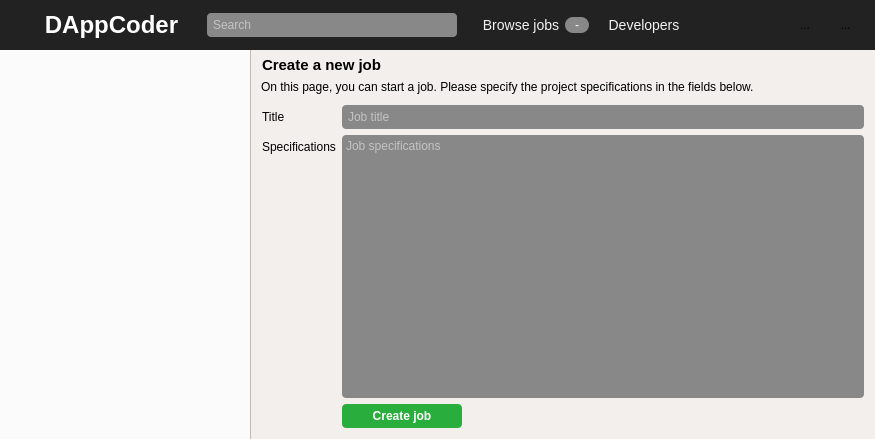
The window that gui/qt_resources/mainwindow.ui (Tribler/dappcoder) describes before a commit, drawn with Qt 5.
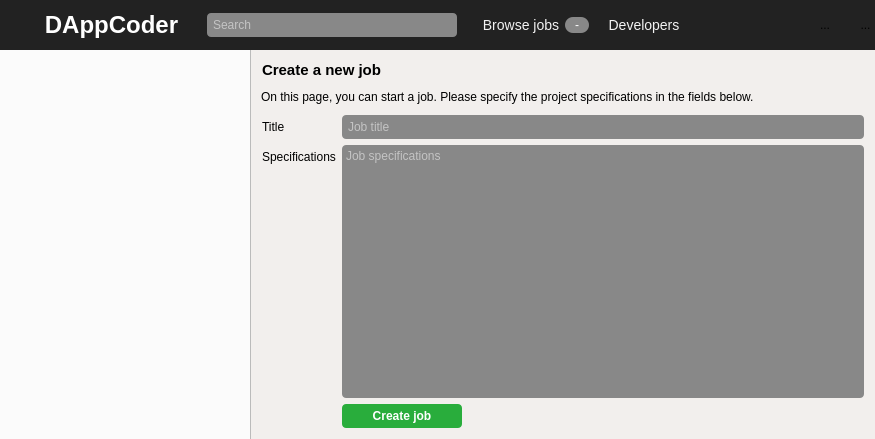
The same window after the commit. The open tabs and pages were chosen to show the change. Icons and pictures are not drawn. Custom widgets are drawn as their Qt base class.

```diff
--- a/gui/qt_resources/mainwindow.ui
+++ b/gui/qt_resources/mainwindow.ui
@@ -491,22 +491,6 @@
          </property>
         </widget>
        </item>
-       <item>
-        <spacer name="horizontalSpacer_4">
-         <property name="orientation">
-          <enum>Qt::Horizontal</enum>
-         </property>
-         <property name="sizeType">
-          <enum>QSizePolicy::Fixed</enum>
-         </property>
-         <property name="sizeHint" stdset="0">
-          <size>
-           <width>20</width>
-           <height>20</height>
-          </size>
-         </property>
-        </spacer>
-       </item>
       </layout>
      </widget>
     </item>
@@ -700,13 +684,13 @@
             <property name="minimumSize">
              <size>
               <width>0</width>
-              <height>30</height>
+              <height>40</height>
              </size>
             </property>
             <property name="maximumSize">
              <size>
               <width>16777215</width>
-              <height>30</height>
+              <height>40</height>
              </size>
             </property>
             <property name="styleSheet">
```
Left out of the diff: 2 changed lines with no effect on the pictures.
